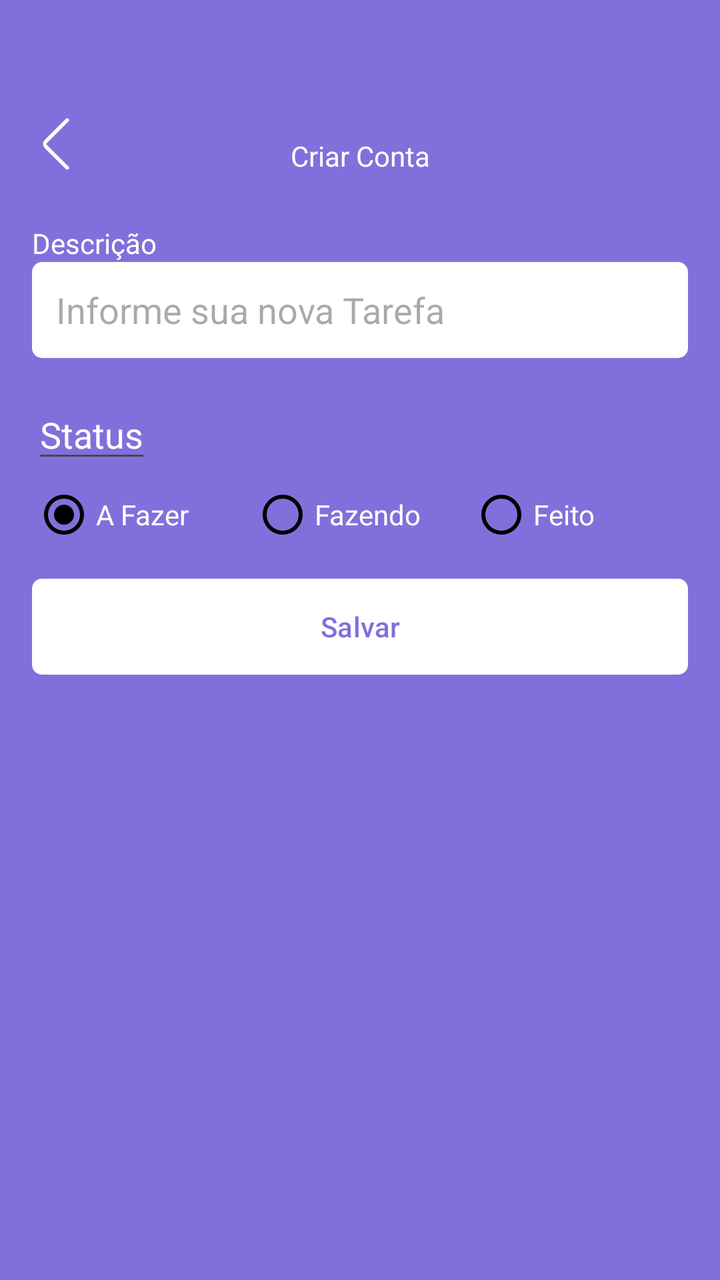
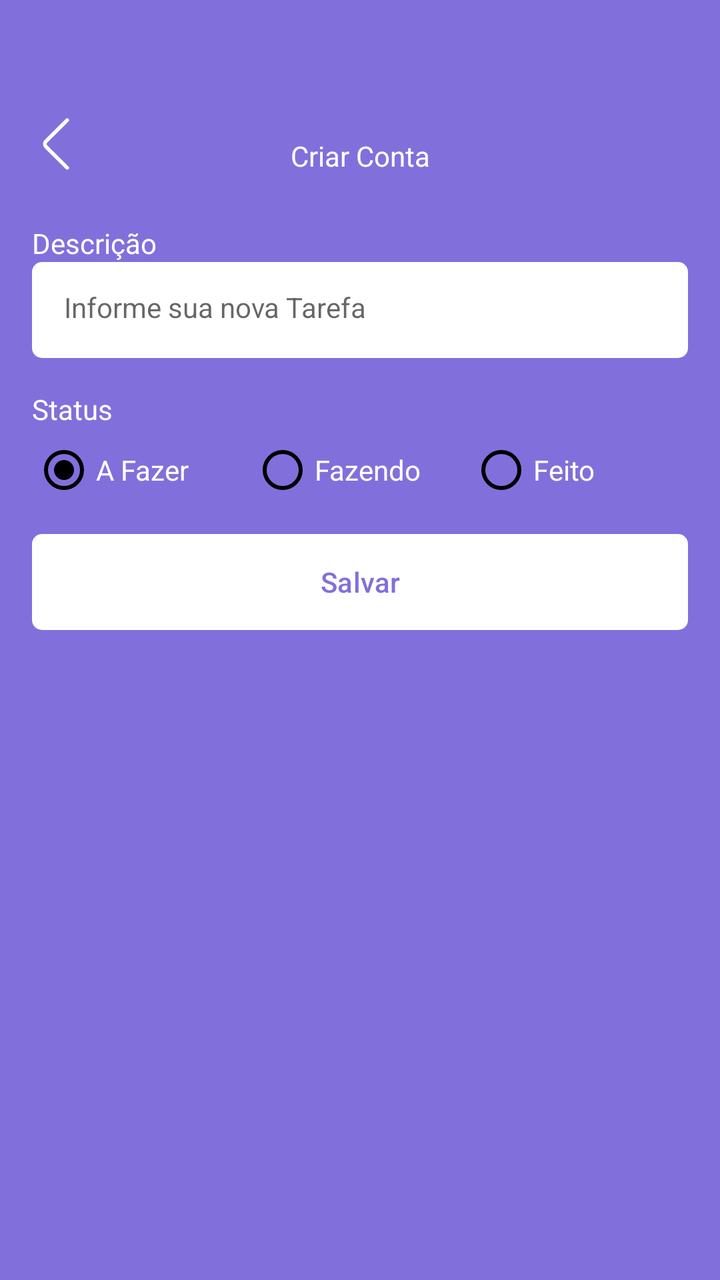

Two renders of the same Android screen: before a commit and after it. Below are the layout's source before the change and the commit's diff.
<!-- AndroidManifest.xml: application theme Theme.Kanban -->
<!-- res/layout/fragment_form_task.xml -->
<?xml version="1.0" encoding="utf-8"?>
<ScrollView xmlns:android="http://schemas.android.com/apk/res/android"
    xmlns:tools="http://schemas.android.com/tools"
    android:layout_width="match_parent"
    android:layout_height="match_parent"
    xmlns:app="http://schemas.android.com/apk/res-auto"
    tools:context=".ui.FormTaskFragment"
    android:fillViewport="true">

    <LinearLayout
        android:layout_width="match_parent"
        android:layout_height="match_parent"
        android:orientation="vertical">

        <com.google.android.material.appbar.MaterialToolbar
            android:id="@+id/toolbar"
            android:layout_width="match_parent"
            android:layout_height="wrap_content"
            app:navigationIcon="@drawable/ic_back"
            android:paddingTop="40dp">

            <TextView
                android:layout_width="wrap_content"
                android:layout_height="wrap_content"
                android:text="Criar Conta"
                android:textColor="@color/white"
                android:layout_gravity="center_horizontal"
                android:paddingTop="20dp"/>

        </com.google.android.material.appbar.MaterialToolbar>


    <androidx.constraintlayout.widget.ConstraintLayout
    android:layout_width="match_parent"
    android:layout_height="match_parent"
    android:padding="16dp">

    <TextView
        android:id="@+id/textView"
        android:layout_width="wrap_content"
        android:layout_height="wrap_content"
        android:text="Descrição"
        android:textColor="@color/white"
        app:layout_constraintStart_toStartOf="parent"
        app:layout_constraintTop_toTopOf="parent" />

    <EditText
        android:id="@+id/editTextDescricao"
        android:layout_width="match_parent"
        android:layout_height="48dp"
        android:background="@drawable/bg_edit_text"
        android:hint="Informe sua nova Tarefa"
        android:padding="12dp"
        app:layout_constraintEnd_toEndOf="parent"
        app:layout_constraintStart_toStartOf="parent"
        app:layout_constraintTop_toBottomOf="@+id/textView"/>

    <EditText
        android:id="@+id/textViewStatus"
        android:layout_width="wrap_content"
        android:layout_height="wrap_content"
        android:layout_marginTop="16dp"
        android:text="Status"
        android:textColor="@color/white"
        app:layout_constraintStart_toStartOf="parent"
        app:layout_constraintTop_toBottomOf="@id/editTextDescricao"/>

    <RadioGroup
        android:id="@+id/radioGroup"
        android:layout_width="match_parent"
        android:layout_height="wrap_content"
        android:layout_marginTop="5dp"
        android:orientation="horizontal"
        app:layout_constraintEnd_toEndOf="parent"
        app:layout_constraintStart_toStartOf="parent"
        app:layout_constraintTop_toBottomOf="@id/textViewStatus">
            <RadioButton
                android:layout_width="88dp"
                android:layout_height="wrap_content"
                android:buttonTint="@color/black"
                android:id="@+id/rbTodo"
                android:text="A Fazer"
                android:checked="true"
                android:theme="@style/MyRadioButton"
                android:textColor="@color/white"
                android:layout_weight="1"
                />

            <RadioButton
                android:layout_width="88dp"
                android:layout_height="wrap_content"
                android:buttonTint="@color/black"
                android:id="@+id/rbDoing"
                android:text="Fazendo"
                android:checked="false"
                android:theme="@style/MyRadioButton"
                android:textColor="@color/white"
                android:layout_weight="1"/>

            <RadioButton
                android:layout_width="88dp"
                android:layout_height="wrap_content"
                android:buttonTint="@color/black"
                android:id="@+id/rbDone"
                android:text="Feito"
                android:checked="false"
                android:theme="@style/MyRadioButton"
                android:textColor="@color/white"
                android:layout_weight="1"/>
    </RadioGroup>

    <com.google.android.material.button.MaterialButton
        android:id="@+id/buttonSave"
        android:layout_width="match_parent"
        android:layout_height="wrap_content"
        android:layout_marginTop="16dp"
        android:background="@drawable/bg_btn"
        android:text="Salvar"
        android:textAllCaps="false"
        android:textColor="@color/color_default"
        app:backgroundTint="@null"
        app:layout_constraintEnd_toEndOf="parent"
        app:layout_constraintStart_toStartOf="parent"
        app:layout_constraintTop_toBottomOf="@id/radioGroup"/>

    <ProgressBar
        android:id="@+id/progressBar"
        android:layout_width="wrap_content"
        android:layout_height="wrap_content"
        android:layout_marginTop="8dp"
        android:layout_gravity="center"
        android:indeterminateTint="@color/white"
        android:visibility="invisible"
        tools:visibility="invisible"
        app:layout_constraintEnd_toEndOf="parent"
        app:layout_constraintStart_toStartOf="parent"
        app:layout_constraintTop_toBottomOf="@id/buttonSave"/>



        </androidx.constraintlayout.widget.ConstraintLayout>
    </LinearLayout>
</ScrollView>
<!-- resources referenced by this layout -->
<resources>
  <color name="black">#FF000000</color>
  <color name="color_default">#8170DB</color>
  <color name="white">#FFFFFFFF</color>
  <!-- drawable bg_btn (drawable) -->
  <?xml version="1.0" encoding="utf-8"?>
  <shape xmlns:android="http://schemas.android.com/apk/res/android"
      android:shape="rectangle">
  
      <solid android:color="@color/white"/>
      <corners android:radius="5dp"/>
  
  </shape>
  <!-- drawable bg_edit_text (drawable) -->
  <?xml version="1.0" encoding="utf-8"?>
  <shape xmlns:android="http://schemas.android.com/apk/res/android"
      android:shape="rectangle">
  
      <solid android:color="@color/white"/>
      <corners android:radius="5dp"/>
  
  </shape>
  <!-- drawable ic_back (drawable) -->
  <vector xmlns:android="http://schemas.android.com/apk/res/android" android:height="30dp" android:viewportHeight="32" android:viewportWidth="32" android:width="30dp">
        
      <path android:fillColor="#FFFFFF" android:pathData="M22,29.73a1,1 0,0 1,-0.71 -0.29L9.93,18.12a3,3 0,0 1,0 -4.24L21.24,2.56A1,1 0,1 1,22.66 4L11.34,15.29a1,1 0,0 0,0 1.42L22.66,28a1,1 0,0 1,0 1.42A1,1 0,0 1,22 29.73Z"/>
      
  </vector>
  <style name="MyRadioButton" parent="Theme.AppCompat.Light">
          <item name="colorControlNormal">@color/black</item>
          <item name="colorControlActivated">@color/slight_white</item>
      </style>
  <style name="Theme.Kanban" parent="Base.Theme.Kanban" />
  <color name="slight_white">#E6E6E6</color>
  <style name="Base.Theme.Kanban" parent="Theme.Material3.DayNight.NoActionBar">
          
          
          <item name="colorPrimary">@color/color_default</item>
          <item name="colorPrimaryVariant">@color/color_default</item>
          <item name="android:windowBackground">@color/color_default</item>
      </style>
</resources>

<!-- the commit's change to res/layout/fragment_form_task.xml (unified diff, before → after) -->
@@ -46,16 +46,15 @@
 
     <EditText
         android:id="@+id/editTextDescricao"
+        style="@style/EditTextTheme"
         android:layout_width="match_parent"
         android:layout_height="48dp"
-        android:background="@drawable/bg_edit_text"
         android:hint="Informe sua nova Tarefa"
-        android:padding="12dp"
         app:layout_constraintEnd_toEndOf="parent"
         app:layout_constraintStart_toStartOf="parent"
         app:layout_constraintTop_toBottomOf="@+id/textView"/>
 
-    <EditText
+    <TextView
         android:id="@+id/textViewStatus"
         android:layout_width="wrap_content"
         android:layout_height="wrap_content"
<!-- resource entries referenced after the edit -->
@@ -27,6 +27,11 @@
       <path android:fillColor="#FFFFFF" android:pathData="M22,29.73a1,1 0,0 1,-0.71 -0.29L9.93,18.12a3,3 0,0 1,0 -4.24L21.24,2.56A1,1 0,1 1,22.66 4L11.34,15.29a1,1 0,0 0,0 1.42L22.66,28a1,1 0,0 1,0 1.42A1,1 0,0 1,22 29.73Z"/>
       
   </vector>
+  <style name="EditTextTheme" parent="Theme.MaterialComponents.DayNight.NoActionBar">
+          <item name="android:background">@drawable/bg_edit_text</item>
+          <item name="android:padding">16dp</item>
+          <item name="android:textSize">14sp</item>
+      </style>
   <style name="MyRadioButton" parent="Theme.AppCompat.Light">
           <item name="colorControlNormal">@color/black</item>
           <item name="colorControlActivated">@color/slight_white</item>
